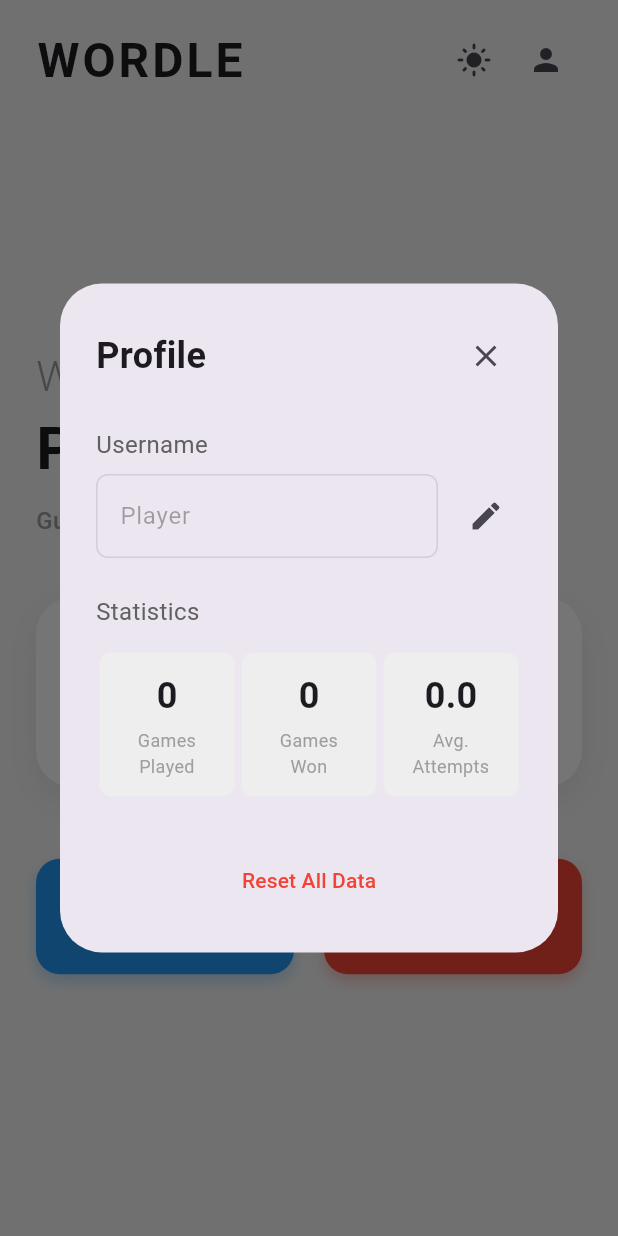
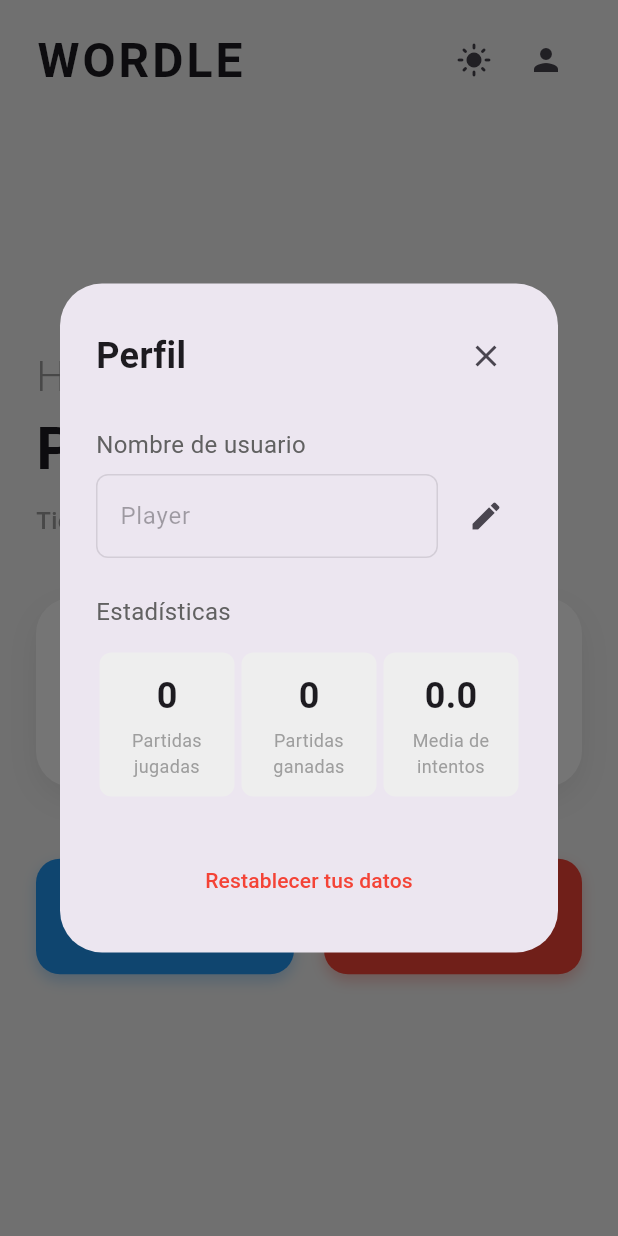
Before and after one commit to quiellll/flutter_wordle, a Flutter app: the screen it shows after launch, after a tap on the "person" icon, on a phone screen of 412 x 824 dp. Run offline on Flutter 3.47's test engine with Material 3 defaults, Android fonts, the phone set to English and light mode, and no system bars; our stand-ins replace shared_preferences; accounts and stored records are empty; project files that could hold a hidden picture were left out.

Commit message:
idioma bien

```diff
--- a/lib/screens/home_page.dart
+++ b/lib/screens/home_page.dart
@@ -173,7 +173,7 @@
                           child: FadeTransition(
                             opacity: _fadeWelcome,
                             child: Text(
-                              'Welcome,',
+                              'Hola,',
                               style: TextStyle(
                                 fontSize: 28,
                                 fontWeight: FontWeight.w300,
@@ -202,7 +202,7 @@
                             children: [
                               const SizedBox(height: 8),
                               Text(
-                                'Guess the word within 6 attempts',
+                                'Tienes 6 intentos para adivinar la palabra',
                                 style: TextStyle(
                                   fontSize: 16,
                                   color: Colors.grey.shade500,
@@ -233,19 +233,19 @@
                             ),
                             child: Row(
                               children: [
-                                _buildStatItem('Played', widget.userStats.gamesPlayed.toString()),
+                                _buildStatItem('Jugadas', widget.userStats.gamesPlayed.toString()),
                                 Container(
                                   width: 1,
                                   height: 40,
                                   color: Colors.grey.withOpacity(0.2),
                                 ),
-                                _buildStatItem('Won', widget.userStats.gamesWon.toString()),
+                                _buildStatItem('Ganadas', widget.userStats.gamesWon.toString()),
                                 Container(
                                   width: 1,
                                   height: 40,
                                   color: Colors.grey.withOpacity(0.2),
                                 ),
-                                _buildStatItem('Avg. Attempts', widget.userStats.avgAttempts.toStringAsFixed(1)),
+                                _buildStatItem('Tu media', widget.userStats.avgAttempts.toStringAsFixed(1)),
                               ],
                             ),
                           ),
@@ -259,7 +259,7 @@
                               Expanded(
                                 child: _buildLanguageButton(
                                   context,
-                                  'English',
+                                  'Inglés',
                                   WordleColors.englishButton,
                                   () => _startGame(context, Language.english),
                                 ),
--- a/lib/widgets/game/game_end_overlay.dart
+++ b/lib/widgets/game/game_end_overlay.dart
@@ -116,7 +116,7 @@
                             mainAxisSize: MainAxisSize.min,
                             children: [
                               Text(
-                                widget.won ? '¡Felicitaciones!' : _getLoseMessage(),
+                                widget.won ? '¡Felicidades!' : _getLoseMessage(),
                                 textAlign: TextAlign.center,
                                 style: TextStyle(
                                   fontSize: 28,
@@ -128,7 +128,7 @@
                               const SizedBox(height: 12),
                               if (widget.won)
                                 Text(
-                                  'Adivinaste la palabra en ${widget.attempts} ${widget.attempts == 1 ? 'intento' : 'intentos'}',
+                                  'Has adivinado la palabra en ${widget.attempts} ${widget.attempts == 1 ? 'intento' : 'intentos'}',
                                   textAlign: TextAlign.center,
                                   style: TextStyle(
                                     fontSize: 16,
@@ -175,7 +175,7 @@
                                         ),
                                       ),
                                       child: const Text(
-                                        'Jugar de Nuevo',
+                                        'Jugar de nuevo',
                                         style: TextStyle(
                                           fontSize: 16,
                                           fontWeight: FontWeight.bold,
@@ -199,7 +199,7 @@
                                         ),
                                       ),
                                       child: const Text(
-                                        'Volver al Menú Principal',
+                                        'Volver al menú principal',
                                         style: TextStyle(
                                           fontSize: 16,
                                           fontWeight: FontWeight.bold,
--- a/lib/widgets/game/game_keyboard.dart
+++ b/lib/widgets/game/game_keyboard.dart
@@ -45,7 +45,7 @@
                 mainAxisAlignment: MainAxisAlignment.center,
                 children: [
                   if (row == layout.last)
-                    _buildSpecialKey('ENTER', onEnter, isDarkMode),
+                    _buildSpecialKey('➔', onEnter, isDarkMode),
                   ...row.map((letter) => _buildKey(letter, isDarkMode)),
                   if (row == layout.last)
                     _buildSpecialKey('⌫', onBackspace, isDarkMode),
--- a/lib/widgets/user/user_profile.dart
+++ b/lib/widgets/user/user_profile.dart
@@ -68,26 +68,26 @@
     return showDialog(
       context: context,
       builder: (context) => AlertDialog(
-        title: const Text('Reset All Data?'),
+        title: const Text('¿Quieres restablecer tus datos?'),
         content: const Text(
-          'This will reset your username and all game statistics. This action cannot be undone.',
+          'Esto eliminará tu usuario y tus estadísticas. Esta acción no es reversible.',
         ),
         actions: [
           TextButton(
             onPressed: () => Navigator.pop(context),
-            child: const Text('Cancel'),
+            child: const Text('Cancelar'),
           ),
           TextButton(
             onPressed: () {
               setState(() {
-                currentStats = UserStats(username: 'Player');
-                _usernameController.text = 'Player';
+                currentStats = UserStats(username: 'Jugador');
+                _usernameController.text = 'Jugador';
               });
               widget.onStatsUpdated(currentStats);
               Navigator.pop(context);
             },
             child: const Text(
-              'Reset',
+              'Restablecer',
               style: TextStyle(color: WordleColors.important),
             ),
           ),
@@ -99,7 +99,7 @@
   void _saveChanges() {
     if (_usernameController.text.trim().isEmpty) {
       ScaffoldMessenger.of(context).showSnackBar(
-        const SnackBar(content: Text('Username cannot be empty')),
+        const SnackBar(content: Text('El nombre de usuario no puede estar vacío.')),
       );
       return;
     }
@@ -132,7 +132,7 @@
             Row(
               children: [
                 const Text(
-                  'Profile',
+                  'Perfil',
                   style: TextStyle(
                     fontSize: 24,
                     fontWeight: FontWeight.bold,
@@ -149,7 +149,7 @@
 
             // Username section
             Text(
-              'Username',
+              'Nombre de usuario',
               style: TextStyle(
                 fontSize: 16,
                 color: isDarkMode ? Colors.grey[300] : Colors.grey[700],
@@ -187,7 +187,7 @@
 
             // Stats section
             Text(
-              'Statistics',
+              'Estadísticas',
               style: TextStyle(
                 fontSize: 16,
                 color: isDarkMode ? Colors.grey[300] : Colors.grey[700],
@@ -197,9 +197,9 @@
             Row(
               mainAxisAlignment: MainAxisAlignment.spaceAround,
               children: [
-                _buildStatBox('Games\nPlayed', currentStats.gamesPlayed.toString()),
-                _buildStatBox('Games\nWon', currentStats.gamesWon.toString()),
-                _buildStatBox('Avg.\nAttempts', currentStats.avgAttempts.toStringAsFixed(1)),
+                _buildStatBox('Partidas\njugadas', currentStats.gamesPlayed.toString()),
+                _buildStatBox('Partidas\nganadas', currentStats.gamesWon.toString()),
+                _buildStatBox('Media de\nintentos', currentStats.avgAttempts.toStringAsFixed(1)),
               ],
             ),
 
@@ -212,7 +212,7 @@
                 style: TextButton.styleFrom(
                   foregroundColor: Colors.red,
                 ),
-                child: const Text('Reset All Data'),
+                child: const Text('Restablecer tus datos'),
               ),
             ),
           ],
```
